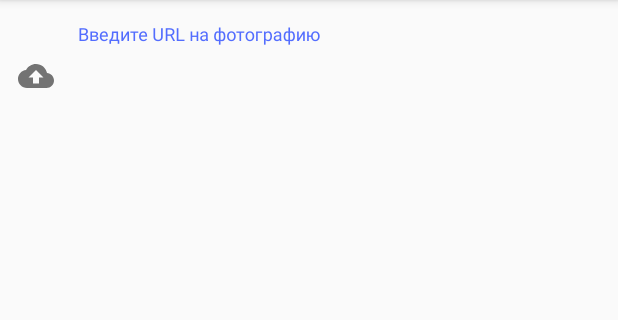
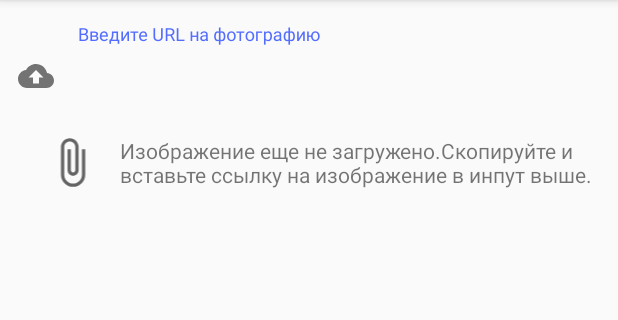
Before and after one commit to d3b8g/VKTestersMentoring, an Android app: the fragment UploadURL shown on its own in the app's theme, on a phone screen of 412 x 824 dp, the part 84-404 px from its top. Run offline under Robolectric (Android 15) with nearby library versions, the light colour scheme and no system bars; our stand-ins replace Picasso; pictures from the network do not load.

Commit message:
some changes

```diff
--- a/app/src/main/java/net/d3b8g/vktestersmentoring/adapters/LongGridAdapter.kt
+++ b/app/src/main/java/net/d3b8g/vktestersmentoring/adapters/LongGridAdapter.kt
@@ -17,9 +17,11 @@ class LongGridAdapter(val terf:LonggridCall): RecyclerView.Adapter<RecyclerView.
     val lG:ArrayList<LongGridModule> = ArrayList()
 
     fun update(ct:Context){
+        lG.clear()
         val titleList = arrayListOf("Charles, Чарлик или Ваза, взгляд сквозь тело","DevTools — must have для тестирования сервисов","Уязвимости для новичков","Глоссарий","I want you for Special Forces","История одного террориста","Снимаем логи на Android","Качаем скилл создания хороших отчетов","Тестируем по правилам","Как избегать создания дубликатов","Как снять логи и крашлоги на iPhone","Через тернии к баллам")
         val linkList = arrayListOf("https://vk.com/@testpool-charles-charlik-ili-vaza-vzglyad-skvoz-telo","https://vk.com/@testpool-devtools-must-have-dlya-testirovaniya-servisov","https://vk.com/@testpool-uyazvimosti-dlya-novichkov","https://vk.com/@testpool-glossarii","https://vk.com/@testpool-i-want-you-for-special-forces","https://vk.com/@testpool-istoriya-horoshego-terrorista","https://vk.com/@testpool-snimaem-logi-na-android","https://vk.com/@testpool-kachaem-skilly-qa-cherez-otchety","https://vk.com/@testpool-testiruem-po-pravilam","https://vk.com/@testpool-dubli","https://vk.com/@testpool-ios-logs","https://vk.com/@testpool-cherez-ternii-k-ballam")
         for ( (index,title) in titleList.withIndex()) lG.add(LongGridModule(title = title, hadRead = getReadParam(ct, "check_box_$index"), quality = getQualityParam(ct, "quality_grid_$index"),link = linkList[index]))
+        notifyDataSetChanged()
     }
 
     override fun onCreateViewHolder(parent: ViewGroup, viewType: Int): RecyclerView.ViewHolder {
--- a/app/src/main/java/net/d3b8g/vktestersmentoring/prefs/MainPrefs.kt
+++ b/app/src/main/java/net/d3b8g/vktestersmentoring/prefs/MainPrefs.kt
@@ -38,6 +38,11 @@ fun getReadParam(ct:Context,param:String) : Boolean{
     val pref = ct.getSharedPreferences("Settings", MODE_PRIVATE)
     return pref.getBoolean(param,false)
 }
+fun getCountReads(ct:Context) : Int {
+    var returnBack = 0
+    for(i in 0..11) if(getReadParam(ct,"check_box_$i")) returnBack++
+    return returnBack
+}
 
 data class paramCtQ(var id:String,var value:Int)
 
--- a/app/src/main/java/net/d3b8g/vktestersmentoring/ui/uploads/UploadURL.kt
+++ b/app/src/main/java/net/d3b8g/vktestersmentoring/ui/uploads/UploadURL.kt
@@ -10,6 +10,7 @@ import android.view.ViewGroup
 import android.view.inputmethod.EditorInfo
 import android.view.inputmethod.InputMethodManager
 import android.widget.ImageView
+import android.widget.LinearLayout
 import android.widget.TextView
 import androidx.fragment.app.Fragment
 import com.squareup.picasso.Picasso
@@ -25,6 +26,7 @@ class UploadURL:Fragment() {
         val root = inflater.inflate(R.layout.fragment_upload, container, false)
         val url = root.findViewById<TextView>(R.id.upload_url)
         val img = root.findViewById<ImageView>(R.id.upload_image)
+        var plug = root.findViewById<LinearLayout>(R.id.plug_attach)
 
         url.setOnEditorActionListener { textView, i, keyEvent ->
             if(i ==  EditorInfo.IME_ACTION_DONE){
@@ -32,7 +34,7 @@ class UploadURL:Fragment() {
                 val imm = requireActivity().getSystemService(Activity.INPUT_METHOD_SERVICE) as InputMethodManager
                 imm.hideSoftInputFromWindow(url.windowToken, 0)
                 Picasso.get().load(Uri.parse(url?.text.toString())).into(img)
-                Log.e("RRR","${url.text}")
+                plug.visibility = View.GONE
                 true
             }
             false
--- /dev/null
+++ b/app/src/main/res/drawable/ic_attach.xml
@@ -0,0 +1,10 @@
+<vector xmlns:android="http://schemas.android.com/apk/res/android"
+    android:width="24dp"
+    android:height="24dp"
+    android:viewportWidth="24"
+    android:viewportHeight="24"
+    android:tint="?attr/colorControlNormal">
+  <path
+      android:fillColor="@android:color/white"
+      android:pathData="M16.5,6v11.5c0,2.21 -1.79,4 -4,4s-4,-1.79 -4,-4V5c0,-1.38 1.12,-2.5 2.5,-2.5s2.5,1.12 2.5,2.5v10.5c0,0.55 -0.45,1 -1,1s-1,-0.45 -1,-1V6H10v9.5c0,1.38 1.12,2.5 2.5,2.5s2.5,-1.12 2.5,-2.5V5c0,-2.21 -1.79,-4 -4,-4S7,2.79 7,5v12.5c0,3.04 2.46,5.5 5.5,5.5s5.5,-2.46 5.5,-5.5V6h-1.5z"/>
+</vector>
--- a/app/src/main/res/layout/fragment_upload.xml
+++ b/app/src/main/res/layout/fragment_upload.xml
@@ -23,6 +23,21 @@
             android:layout_height="wrap_content"
             />
     </com.google.android.material.textfield.TextInputLayout>
+    <LinearLayout
+        android:id="@+id/plug_attach"
+        android:layout_margin="16dp"
+        android:orientation="horizontal"
+        android:layout_width="match_parent"
+        android:layout_height="wrap_content">
+        <ImageView
+            android:src="@drawable/ic_attach"
+            android:layout_width="64dp"
+            android:layout_height="match_parent"/>
+        <TextView
+            android:text="Изображение еще не загружено.Скопируйте и вставьте ссылку на изображение в инпут выше."
+            android:layout_width="wrap_content"
+            android:layout_height="match_parent"/>
+    </LinearLayout>
     <ImageView
         android:id="@+id/upload_image"
         android:layout_width="match_parent"
```
Also changed, not shown: app/build.gradle (+3 -5 lines), app/src/main/java/net/d3b8g/vktestersmentoring/ui/home/HomeFragment.kt (+4 -4 lines), app/src/main/res/layout/fragment_slideshow.xml (+12 -14 lines).
